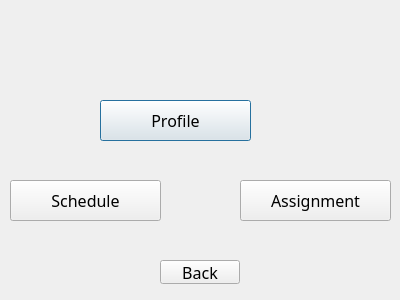
Doha-Deia/final2, file doctor.ui: the form before one commit.
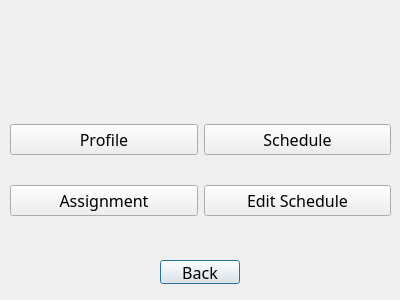
The form after the commit.

What changed in the file:
```diff
--- a/doctor.ui
+++ b/doctor.ui
@@ -13,25 +13,6 @@
   <property name="windowTitle">
    <string>Dialog</string>
   </property>
-  <widget class="QPushButton" name="pushButton_profile">
-   <property name="geometry">
-    <rect>
-     <x>100</x>
-     <y>100</y>
-     <width>151</width>
-     <height>41</height>
-    </rect>
-   </property>
-   <property name="font">
-    <font>
-     <family>Forte</family>
-     <pointsize>12</pointsize>
-    </font>
-   </property>
-   <property name="text">
-    <string>Profile</string>
-   </property>
-  </widget>
   <widget class="QLabel" name="label_HelloDr">
    <property name="geometry">
     <rect>
@@ -51,44 +32,6 @@
     <string/>
    </property>
   </widget>
-  <widget class="QPushButton" name="pushButton_profile_2">
-   <property name="geometry">
-    <rect>
-     <x>240</x>
-     <y>180</y>
-     <width>151</width>
-     <height>41</height>
-    </rect>
-   </property>
-   <property name="font">
-    <font>
-     <family>Forte</family>
-     <pointsize>12</pointsize>
-    </font>
-   </property>
-   <property name="text">
-    <string>Assignment</string>
-   </property>
-  </widget>
-  <widget class="QPushButton" name="pushButton_schedule">
-   <property name="geometry">
-    <rect>
-     <x>10</x>
-     <y>180</y>
-     <width>151</width>
-     <height>41</height>
-    </rect>
-   </property>
-   <property name="font">
-    <font>
-     <family>Forte</family>
-     <pointsize>12</pointsize>
-    </font>
-   </property>
-   <property name="text">
-    <string>Schedule</string>
-   </property>
-  </widget>
   <widget class="QPushButton" name="pushButton">
    <property name="geometry">
     <rect>
@@ -108,6 +51,78 @@
     <string>Back</string>
    </property>
   </widget>
+  <widget class="QWidget" name="">
+   <property name="geometry">
+    <rect>
+     <x>10</x>
+     <y>100</y>
+     <width>381</width>
+     <height>141</height>
+    </rect>
+   </property>
+   <layout class="QVBoxLayout" name="verticalLayout">
+    <item>
+     <layout class="QHBoxLayout" name="horizontalLayout_2">
+      <item>
+       <widget class="QPushButton" name="pushButton_profile">
+        <property name="font">
+         <font>
+          <family>Forte</family>
+          <pointsize>12</pointsize>
+         </font>
+        </property>
+        <property name="text">
+         <string>Profile</string>
+        </property>
+       </widget>
+      </item>
+      <item>
+       <widget class="QPushButton" name="pushButton_schedule">
+        <property name="font">
+         <font>
+          <family>Forte</family>
+          <pointsize>12</pointsize>
+         </font>
+        </property>
+        <property name="text">
+         <string>Schedule</string>
+        </property>
+       </widget>
+      </item>
+     </layout>
+    </item>
+    <item>
+     <layout class="QHBoxLayout" name="horizontalLayout">
+      <item>
+       <widget class="QPushButton" name="pushButton_profile_2">
+        <property name="font">
+         <font>
+          <family>Forte</family>
+          <pointsize>12</pointsize>
+         </font>
+        </property>
+        <property name="text">
+         <string>Assignment</string>
+        </property>
+       </widget>
+      </item>
+      <item>
+       <widget class="QPushButton" name="pushButton_editschedule">
+        <property name="font">
+         <font>
+          <family>Forte</family>
+          <pointsize>12</pointsize>
+         </font>
+        </property>
+        <property name="text">
+         <string>Edit Schedule</string>
+        </property>
+       </widget>
+      </item>
+     </layout>
+    </item>
+   </layout>
+  </widget>
  </widget>
  <resources/>
  <connections/>
```
